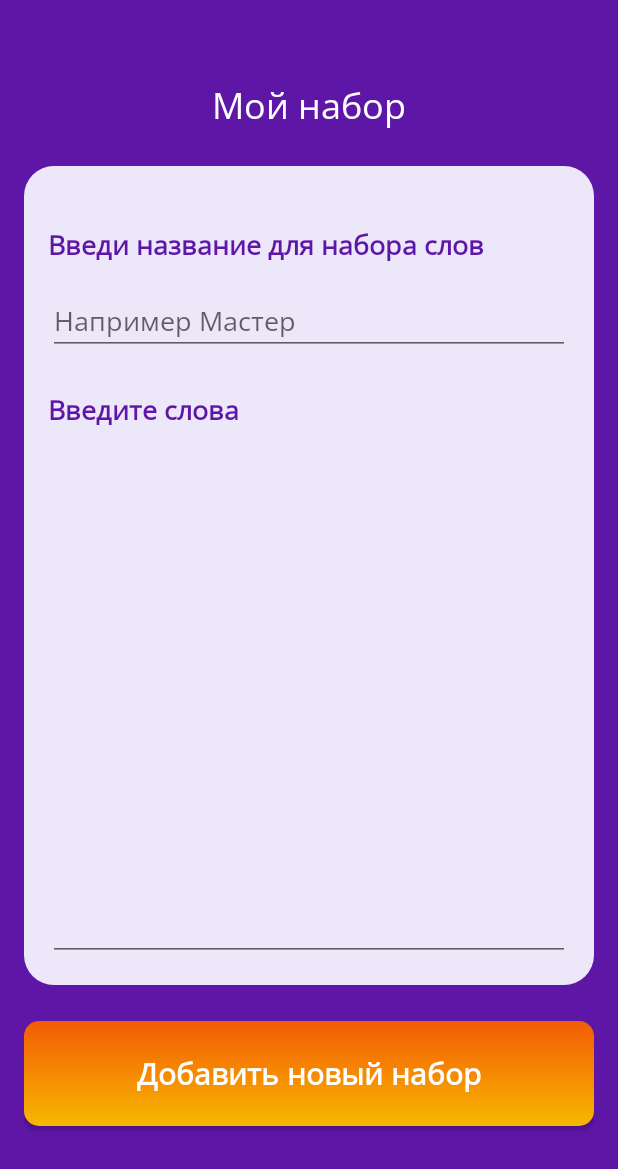
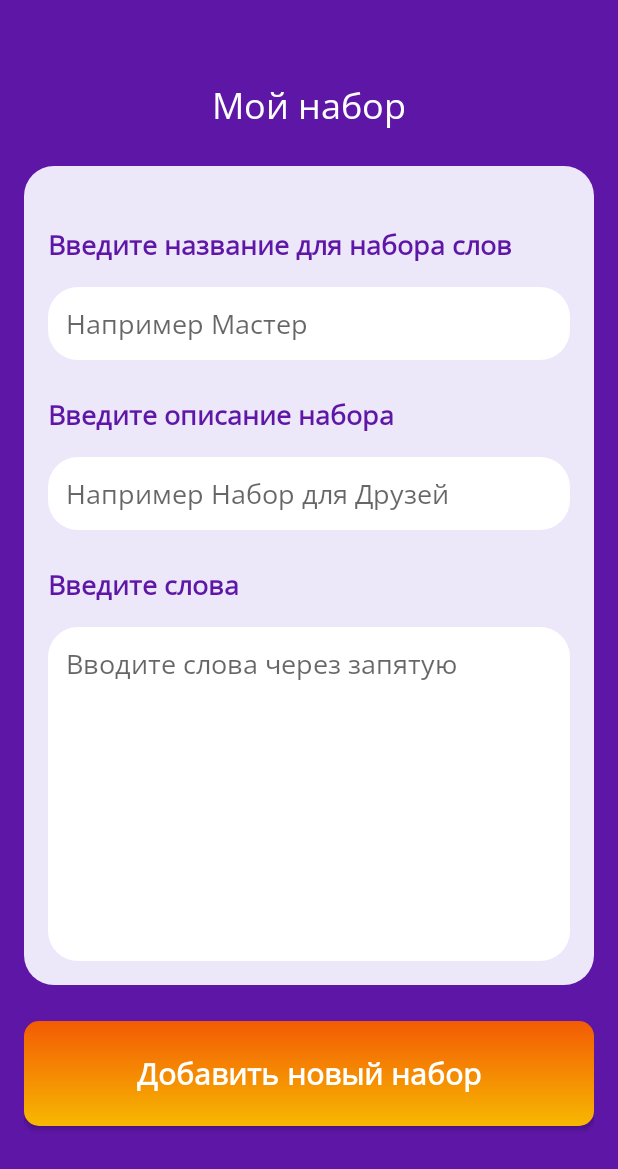
Before and after one commit to KelwayHao/CosmoAlias, an Android app: the AddOwnSetFragment screen opened through its navigation route, on a phone screen of 412 x 824 dp. Shown: the top 1169 px of the screen. Run offline under Robolectric (Android 15) with nearby library versions, the phone set to English and light mode, and no system bars; our stand-ins replace Dagger/Hilt's generated code, Room's generated code; libraries missing offline, so code that uses them is left out: by.kirich1409.viewbindingdelegate; 6 statements that could not run were skipped.

Commit message:
Made adding a set of words

```diff
--- a/app/src/main/java/com/kelway/cosmoalias/AppComponent.kt
+++ b/app/src/main/java/com/kelway/cosmoalias/AppComponent.kt
@@ -5,6 +5,7 @@ import com.kelway.cosmoalias.data.di.DataModule
 import com.kelway.cosmoalias.data.di.RoomModule
 import com.kelway.cosmoalias.domain.di.DomainModule
 import com.kelway.cosmoalias.presentation.MainActivity
+import com.kelway.cosmoalias.presentation.addownset.AddOwnSetFragment
 import com.kelway.cosmoalias.presentation.fragments.SettingFragment
 import com.kelway.cosmoalias.presentation.teams.TeamFragment
 import com.kelway.cosmoalias.presentation.wordset.WordSetsFragment
@@ -22,6 +23,7 @@ interface AppComponent {
     fun inject(target: MainActivity)
     fun inject(target: SettingFragment)
     fun inject(target: WordSetsFragment)
+    fun inject(target: AddOwnSetFragment)
 
     @Component.Builder
     interface Builder {
--- /dev/null
+++ b/app/src/main/java/com/kelway/cosmoalias/presentation/addownset/AddOwnSetFragment.kt
@@ -0,0 +1,43 @@
+package com.kelway.cosmoalias.presentation.addownset
+
+import android.os.Bundle
+import android.view.View
+import androidx.fragment.app.Fragment
+import androidx.fragment.app.viewModels
+import androidx.navigation.fragment.findNavController
+import by.kirich1409.viewbindingdelegate.viewBinding
+import com.kelway.cosmoalias.R
+import com.kelway.cosmoalias.databinding.FragmentAddOwnSetBinding
+import com.kelway.cosmoalias.presentation.CosmoAliasApplication
+import com.kelway.cosmoalias.utils.showSnack
+import javax.inject.Inject
+
+class AddOwnSetFragment: Fragment(R.layout.fragment_add_own_set) {
+
+    @Inject
+    lateinit var addSetViewModel: AddOwnSetViewModel
+    private val binding by viewBinding<FragmentAddOwnSetBinding>()
+
+    override fun onViewCreated(view: View, savedInstanceState: Bundle?) {
+        super.onViewCreated(view, savedInstanceState)
+        CosmoAliasApplication.appComponent?.inject(this)
+        initView()
+    }
+
+    private fun initView() {
+        binding.addNewSet.setOnClickListener {
+            addSetViewModel.createWordsSet(
+                title = binding.fieldNameSet.text.toString(),
+                article = binding.fieldDescription.text.toString(),
+                listWords = binding.fieldWords.text.toString()
+            ) { message, creationValidation ->
+                if (creationValidation) {
+                    showSnack(getString(message), requireView())
+                    findNavController().navigate(R.id.actionAddOwnSetFragmentToWordSetsFragment)
+                } else {
+                    showSnack(getString(message), requireView())
+                }
+            }
+        }
+    }
+}
--- /dev/null
+++ b/app/src/main/java/com/kelway/cosmoalias/presentation/addownset/AddOwnSetViewModel.kt
@@ -0,0 +1,51 @@
+package com.kelway.cosmoalias.presentation.addownset
+
+import android.util.Log
+import androidx.lifecycle.LiveData
+import androidx.lifecycle.MutableLiveData
+import androidx.lifecycle.ViewModel
+import androidx.lifecycle.viewModelScope
+import com.kelway.cosmoalias.R
+import com.kelway.cosmoalias.domain.interactor.words_set.WordsSetInteractor
+import com.kelway.cosmoalias.domain.models.WordsSet
+import kotlinx.coroutines.flow.launchIn
+import kotlinx.coroutines.flow.map
+import kotlinx.coroutines.launch
+import javax.inject.Inject
+
+class AddOwnSetViewModel @Inject constructor(private val interactor: WordsSetInteractor) :
+    ViewModel() {
+
+    private val _setWords = MutableLiveData<List<WordsSet>>()
+    val setWords: LiveData<List<WordsSet>> get() = _setWords
+
+    private val numberSets get() = setWords.value?.size ?: 0
+
+    init {
+        loadSets()
+    }
+
+    private fun loadSets() {
+        interactor.getAllWordsSet().map { listSets ->
+            _setWords.postValue(listSets)
+        }.launchIn(viewModelScope)
+    }
+
+    fun createWordsSet(title: String, article: String, listWords: String, action: (message: Int, creationValidation: Boolean) -> Unit) {
+        if (title.isNotEmpty() && article.isNotEmpty() && listWords.isNotEmpty()) {
+            viewModelScope.launch {
+                interactor.saveWordsSet(
+                    WordsSet(
+                        id = numberSets.toLong(),
+                        title = title,
+                        article = article,
+                        listWords = listWords.split(", ")
+                    )
+                )
+            }
+            action(R.string.set_create_message, true)
+        } else {
+            action(R.string.set_error_message, false)
+        }
+    }
+}
--- a/app/src/main/java/com/kelway/cosmoalias/presentation/fragments/AddOwnSetFragment.kt
+++ /dev/null
@@ -1,8 +0,0 @@
-package com.kelway.cosmoalias.presentation.fragments
-
-import androidx.fragment.app.Fragment
-import com.kelway.cosmoalias.R
-
-class AddOwnSetFragment: Fragment(R.layout.fragment_add_own_set) {
-
-}
--- a/app/src/main/java/com/kelway/cosmoalias/presentation/teams/TeamFragment.kt
+++ b/app/src/main/java/com/kelway/cosmoalias/presentation/teams/TeamFragment.kt
@@ -22,10 +22,14 @@ class TeamFragment : Fragment(R.layout.fragment_team) {
     private val binding by viewBinding<FragmentTeamBinding>()
     private val adapter by lazy { BaseAdapter() }
 
+    override fun onCreate(savedInstanceState: Bundle?) {
+        super.onCreate(savedInstanceState)
+        CosmoAliasApplication.appComponent?.inject(this)
+        teamViewModel.clearTable()
+    }
+
     override fun onViewCreated(view: View, savedInstanceState: Bundle?) {
         super.onViewCreated(view, savedInstanceState)
-        CosmoAliasApplication.appComponent?.inject(this)
-        teamViewModel.clearTable()
         loadDefaultValue()
         initView()
         initObserver()
--- a/app/src/main/java/com/kelway/cosmoalias/utils/DefaultValue.kt
+++ b/app/src/main/java/com/kelway/cosmoalias/utils/DefaultValue.kt
@@ -5,7 +5,7 @@ import com.kelway.cosmoalias.domain.models.WordsSet
 
 class DefaultValue {
     companion object {
-        val FIRST_WORD_SET = WordsSet(1, "Базовый уровень", "Набор из оригинальной настольной игры. Содержит слова и словосочетания разной сложности.",
+        val FIRST_WORD_SET = WordsSet(0, "Базовый уровень", "Набор из оригинальной настольной игры. Содержит слова и словосочетания разной сложности.",
             listOf("крокодил", "рыба", "страус", "скелет"))
     }
 }
--- a/app/src/main/res/layout/fragment_add_own_set.xml
+++ b/app/src/main/res/layout/fragment_add_own_set.xml
@@ -1,8 +1,8 @@
 <?xml version="1.0" encoding="utf-8"?>
 <androidx.constraintlayout.widget.ConstraintLayout xmlns:android="http://schemas.android.com/apk/res/android"
+    xmlns:app="http://schemas.android.com/apk/res-auto"
     android:layout_width="match_parent"
     android:layout_height="match_parent"
-    xmlns:app="http://schemas.android.com/apk/res-auto"
     android:background="@color/purple_700"
     android:padding="16dp">
 
@@ -21,57 +21,94 @@
     <androidx.constraintlayout.widget.ConstraintLayout
         android:layout_width="match_parent"
         android:layout_height="0dp"
+        android:layout_marginVertical="24dp"
         android:background="@drawable/frame_background"
-        app:layout_constraintTop_toBottomOf="@+id/textViewHeadTitleOwnSet"
+        android:padding="16dp"
         app:layout_constraintBottom_toTopOf="@+id/addNewSet"
-        android:layout_marginVertical="24dp"
-        android:padding="16dp">
+        app:layout_constraintTop_toBottomOf="@+id/textViewHeadTitleOwnSet">
 
         <TextView
             android:id="@+id/titleEnterNameSet"
-            android:layout_marginTop="24dp"
             android:layout_width="match_parent"
             android:layout_height="wrap_content"
+            android:layout_marginTop="24dp"
+            android:text="@string/title_enter_name_set"
+            android:textColor="@color/purple_700"
+            android:textSize="18sp"
             android:textStyle="bold"
-            app:layout_constraintTop_toTopOf="parent"
             app:layout_constraintEnd_toEndOf="parent"
-            android:text="@string/title_enter_name_set"
-            android:textSize="18sp"
-            android:textColor="@color/purple_700"
-            app:layout_constraintStart_toStartOf="parent" />
+            app:layout_constraintStart_toStartOf="parent"
+            app:layout_constraintTop_toTopOf="parent" />
 
         <EditText
             android:id="@+id/fieldNameSet"
             android:layout_width="match_parent"
             android:layout_height="wrap_content"
+            android:layout_marginTop="16dp"
+            android:background="@drawable/frame_edittext"
+            android:hint="@string/sample_sets_string"
+            android:imeOptions="actionNext"
+            android:padding="12dp"
+            android:singleLine="true"
             app:layout_constraintEnd_toEndOf="parent"
+            app:layout_constraintStart_toStartOf="parent"
+            app:layout_constraintTop_toBottomOf="@+id/titleEnterNameSet" />
+
+        <TextView
+            android:id="@+id/titleEnterDescription"
+            android:layout_width="match_parent"
+            android:layout_height="wrap_content"
+            android:layout_marginTop="24dp"
+            android:text="@string/enter_description"
+            android:textColor="@color/purple_700"
+            android:textSize="18sp"
+            android:textStyle="bold"
+            app:layout_constraintEnd_toEndOf="parent"
+            app:layout_constraintStart_toStartOf="parent"
+            app:layout_constraintTop_toBottomOf="@+id/fieldNameSet" />
+
+        <EditText
+            android:id="@+id/fieldDescription"
+            android:layout_width="match_parent"
+            android:layout_height="wrap_content"
             android:layout_marginTop="16dp"
-            android:hint="@string/sample_sets_string"
+            android:background="@drawable/frame_edittext"
+            android:hint="@string/sample_description_string"
+            android:imeOptions="actionNext"
+            android:padding="12dp"
+            android:singleLine="true"
+            app:layout_constraintEnd_toEndOf="parent"
             app:layout_constraintStart_toStartOf="parent"
-            app:layout_constraintTop_toBottomOf="@+id/titleEnterNameSet"/>
+            app:layout_constraintTop_toBottomOf="@+id/titleEnterDescription" />
 
         <TextView
             android:id="@+id/titleEnterWords"
-            android:layout_marginTop="24dp"
             android:layout_width="match_parent"
             android:layout_height="wrap_content"
-            app:layout_constraintEnd_toEndOf="parent"
+            android:layout_marginTop="24dp"
             android:text="@string/title_enter_words"
+            android:textColor="@color/purple_700"
             android:textSize="18sp"
             android:textStyle="bold"
-            android:textColor="@color/purple_700"
+            app:layout_constraintEnd_toEndOf="parent"
             app:layout_constraintStart_toStartOf="parent"
-            app:layout_constraintTop_toBottomOf="@+id/fieldNameSet" />
+            app:layout_constraintTop_toBottomOf="@+id/fieldDescription" />
 
         <EditText
             android:id="@+id/fieldWords"
             android:layout_width="match_parent"
             android:layout_height="0dp"
             android:layout_marginTop="16dp"
+            android:background="@drawable/frame_edittext"
+            android:gravity="top"
+            android:hint="@string/sample_words_string"
+            android:imeOptions="actionDone"
+            android:padding="12dp"
+            android:inputType="textImeMultiLine"
+            app:layout_constraintBottom_toBottomOf="parent"
             app:layout_constraintEnd_toEndOf="parent"
             app:layout_constraintStart_toStartOf="parent"
-            app:layout_constraintTop_toBottomOf="@+id/titleEnterWords"
-            app:layout_constraintBottom_toBottomOf="parent"/>
+            app:layout_constraintTop_toBottomOf="@+id/titleEnterWords" />
 
     </androidx.constraintlayout.widget.ConstraintLayout>
 
@@ -79,13 +116,13 @@
         android:id="@+id/addNewSet"
         android:layout_width="match_parent"
         android:layout_height="70dp"
+        android:layout_marginBottom="57dp"
         android:background="@drawable/gradient"
         android:text="@string/add_new_set_string"
+        android:textAllCaps="false"
         android:textColor="@color/white"
-        android:textAllCaps="false"
+        android:textSize="20sp"
         android:textStyle="bold"
-        android:textSize="20sp"
-        app:layout_constraintBottom_toBottomOf="parent"
-        android:layout_marginBottom="57dp"/>
+        app:layout_constraintBottom_toBottomOf="parent" />
 
 </androidx.constraintlayout.widget.ConstraintLayout>
--- a/app/src/main/res/navigation/main_graph.xml
+++ b/app/src/main/res/navigation/main_graph.xml
@@ -49,7 +49,7 @@
         tools:layout ="@layout/fragment_setting"/>
     <fragment
         android:id="@+id/addOwnSetFragment"
-        android:name="com.kelway.cosmoalias.presentation.fragments.AddOwnSetFragment"
+        android:name="com.kelway.cosmoalias.presentation.addownset.AddOwnSetFragment"
         android:label="AddOwnSetFragment"
         tools:layout ="@layout/fragment_add_own_set">
         <action
--- a/app/src/main/res/values/strings.xml
+++ b/app/src/main/res/values/strings.xml
@@ -28,7 +28,7 @@
     <string name="default_count_around">4</string>
     <string name="own_set_string">Мой набор</string>
     <string name="add_new_set_string">Добавить новый набор</string>
-    <string name="title_enter_name_set">Введи название для набора слов</string>
+    <string name="title_enter_name_set">Введите название для набора слов</string>
     <string name="title_enter_words">Введите слова</string>
     <string name="sample_sets_string">Например Мастер</string>
     <string name="team_score_title">Счет команд</string>
@@ -45,4 +45,9 @@
     <string name="rules_min_team">Для того, чтобы сыграть игру, необходимо как минимум две команды</string>
     <string name="rules_max_team">Игра расчитана на 5 команд</string>
     <string name="base_lvl">Базовый уровень</string>
+    <string name="enter_description">Введите описание набора</string>
+    <string name="sample_description_string">Например Набор для Друзей</string>
+    <string name="sample_words_string">Вводите слова через запятую</string>
+    <string name="set_create_message">Новый набор был создан</string>
+    <string name="set_error_message">Заполните все поля</string>
 </resources>
```
